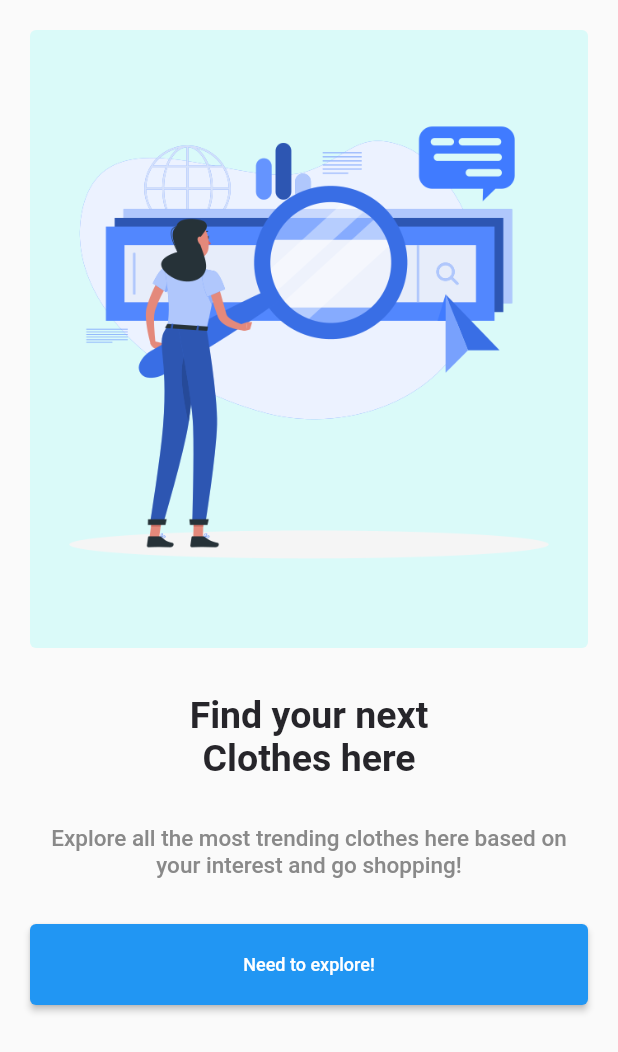
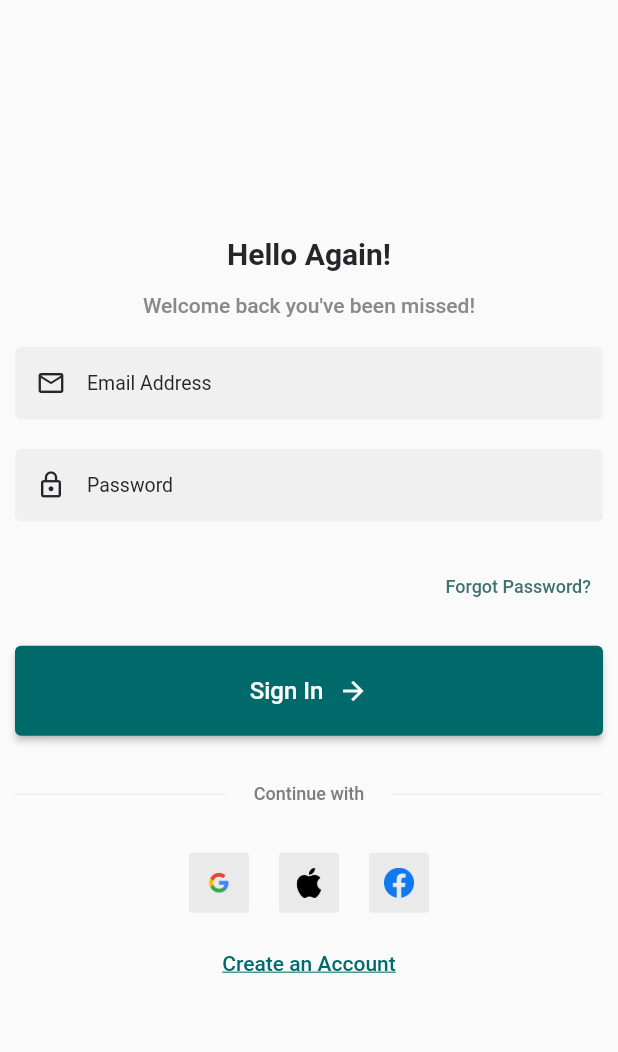
Before and after one commit to Ami7Upadhyay/shopping, a Flutter app: the screen it shows after launch, after a tap on "Need to explore!", on a phone screen of 412 x 824 dp. Shown: the top 1052 px of the screen. Run offline on Flutter 3.47's test engine with Material 2 defaults, Android fonts, the phone set to English and light mode, and no system bars.

Commit message:
added login page

```diff
--- /dev/null
+++ b/lib/component/animation_component/custom_route_animation.dart
@@ -0,0 +1,16 @@
+import 'package:flutter/material.dart';
+
+class CustomRoute<T> extends MaterialPageRoute<T> {
+  CustomRoute({required WidgetBuilder builder, RouteSettings? settings})
+      : super(builder: builder, settings: settings);
+
+  @override
+  Widget buildTransitions(BuildContext context, Animation<double> animation,
+      Animation<double> secondaryAnimation, Widget child) {
+    final tween =
+        Tween<double>(begin: 0, end: MediaQuery.of(context).size.height);
+    final scale = animation.drive(tween);
+
+    return ScaleTransition(scale: scale, child: child);
+  }
+}
--- a/lib/component/custom_button.dart
+++ b/lib/component/custom_button.dart
@@ -27,7 +27,7 @@ class CustomButton extends StatelessWidget {
             onPressed();
           },
           style: ElevatedButton.styleFrom(
-              primary: ThemeData().primaryColor, padding: padding),
+              primary: Theme.of(context).primaryColor, padding: padding),
           child: child),
     );
   }
--- a/lib/component/custom_text.dart
+++ b/lib/component/custom_text.dart
@@ -8,13 +8,15 @@ class CustomText extends StatelessWidget {
   final double? fontSize;
   final FontWeight? fontWeight;
   final TextAlign? textAlign;
+  final TextDecoration? textDecoration;
   const CustomText(
       {Key? key,
       required this.text,
       this.color,
       this.fontSize,
       this.fontWeight,
-      this.textAlign})
+      this.textAlign,
+      this.textDecoration})
       : super(key: key);
 
   @override
@@ -22,8 +24,12 @@ class CustomText extends StatelessWidget {
     return Text(
       text,
       textAlign: textAlign,
-      style:
-          TextStyle(color: color, fontSize: fontSize, fontWeight: fontWeight),
+      style: TextStyle(
+        color: color,
+        decoration: textDecoration,
+        fontSize: fontSize,
+        fontWeight: fontWeight,
+      ),
     );
   }
 }
--- /dev/null
+++ b/lib/component/custom_text_field.dart
@@ -0,0 +1,66 @@
+import 'package:flutter/material.dart';
+import 'package:flutter/src/foundation/key.dart';
+import 'package:flutter/src/widgets/framework.dart';
+import 'package:shopping/core/app_color.dart';
+
+class CustomTextField extends StatefulWidget {
+  final String? hintText;
+  final Widget? prefixIcon;
+  const CustomTextField({Key? key, this.hintText, this.prefixIcon})
+      : super(key: key);
+
+  @override
+  State<CustomTextField> createState() => _CustomTextFieldState();
+}
+
+class _CustomTextFieldState extends State<CustomTextField>
+    with TickerProviderStateMixin {
+  late AnimationController fieldErrorAnimationController;
+  late Animation<Offset> errorShakeAnimation;
+
+  @override
+  void initState() {
+    fieldErrorAnimationController = AnimationController(
+        vsync: this, duration: const Duration(milliseconds: 100));
+    // var curved1 =
+    //     CurvedAnimation(parent: animationController, curve: Curves.bounceInOut);
+    errorShakeAnimation =
+        Tween<Offset>(begin: const Offset(0, 0), end: const Offset(0.03, 0))
+            .animate(fieldErrorAnimationController);
+    super.initState();
+  }
+
+  @override
+  void dispose() {
+    fieldErrorAnimationController.dispose();
+    super.dispose();
+  }
+
+  @override
+  Widget build(BuildContext context) {
+    return SlideTransition(
+      position: errorShakeAnimation,
+      child: TextFormField(
+        autovalidateMode: AutovalidateMode.onUserInteraction,
+        style: const TextStyle(
+          color: color26252A,
+          fontSize: 13,
+          fontWeight: FontWeight.w400,
+        ),
+        validator: (value) {
+          fieldErrorAnimationController
+              .forward()
+              .then((value) => fieldErrorAnimationController.reverse());
+          if (value?.isEmpty ?? false) {
+            return "field can't be empty";
+          }
+          return null;
+        },
+        decoration: InputDecoration(
+          hintText: widget.hintText,
+          prefixIcon: widget.prefixIcon,
+        ),
+      ),
+    );
+  }
+}
--- a/lib/core/app_color.dart
+++ b/lib/core/app_color.dart
@@ -3,3 +3,9 @@ import 'dart:ui';
 const colorDAFAF9 = Color(0xffDAFAF9);
 const color26252A = Color(0xff26252A);
 const color898989 = Color(0xff898989);
+const colorF0F0F0 = Color(0xffF0F0F0);
+const color434546 = Color(0xff434546);
+const color7D7D7D = Color(0xff7D7D7D);
+const color575759 = Color(0xff575759);
+const color3D7172 = Color(0xff3D7172);
+const colorEAEAEA = Color(0xffEAEAEA);
--- a/lib/core/app_theme.dart
+++ b/lib/core/app_theme.dart
@@ -1,8 +1,28 @@
 import 'package:flutter/material.dart';
+import 'package:shopping/core/app_color.dart';
 
 class AppTheme {
   static final lightTheme = ThemeData(
       primaryColor: const Color(0xff006a6a),
+      textSelectionTheme: const TextSelectionThemeData(
+        cursorColor: color26252A,
+      ),
+      inputDecorationTheme: const InputDecorationTheme(
+          filled: true,
+          fillColor: colorF0F0F0,
+          isDense: true,
+          prefixIconColor: color26252A,
+          hintStyle: TextStyle(
+            color: color26252A,
+            fontSize: 13,
+            fontWeight: FontWeight.w400,
+          ),
+          focusedBorder:
+              OutlineInputBorder(borderSide: BorderSide(color: colorF0F0F0)),
+          enabledBorder:
+              OutlineInputBorder(borderSide: BorderSide(color: colorF0F0F0)),
+          border:
+              OutlineInputBorder(borderSide: BorderSide(color: colorF0F0F0))),
       buttonTheme: ButtonThemeData(
         shape: RoundedRectangleBorder(borderRadius: BorderRadius.circular(4)),
         buttonColor: const Color(0xff006a6a),
--- a/lib/main.dart
+++ b/lib/main.dart
@@ -1,5 +1,6 @@
 import 'package:flutter/material.dart';
 import 'package:shopping/core/app_theme.dart';
+import 'package:shopping/ui/login_page.dart';
 
 import 'ui/explore.dart';
 
--- a/lib/ui/explore.dart
+++ b/lib/ui/explore.dart
@@ -6,6 +6,7 @@ import 'package:shopping/component/custom_aseet_image.dart';
 import 'package:shopping/component/custom_button.dart';
 import 'package:shopping/component/custom_text.dart';
 import 'package:shopping/core/app_color.dart';
+import 'package:shopping/ui/login_page.dart';
 
 class ExporePage extends StatelessWidget {
   const ExporePage({Key? key}) : super(key: key);
@@ -26,7 +27,7 @@ class ExporePage extends StatelessWidget {
           const SizedBox(height: 30),
           _description(),
           const SizedBox(height: 30),
-          _exploreBtn()
+          _exploreBtn(context)
         ],
       ),
     );
@@ -67,7 +68,7 @@ Clothes here''',
     );
   }
 
-  Widget _exploreBtn() {
+  Widget _exploreBtn(BuildContext context) {
     return CustomButton(
         width: double.infinity,
         padding: const EdgeInsets.symmetric(vertical: 20),
@@ -76,6 +77,9 @@ Clothes here''',
           color: Colors.white,
           fontSize: 12,
         ),
-        onPressed: () {});
+        onPressed: () {
+          Navigator.push(context,
+              MaterialPageRoute(builder: (context) => const LoginPage()));
+        });
   }
 }
--- /dev/null
+++ b/lib/ui/login_page.dart
@@ -0,0 +1,227 @@
+import 'package:flutter/cupertino.dart';
+import 'package:flutter/material.dart';
+import 'package:flutter/src/foundation/key.dart';
+import 'package:flutter/src/widgets/framework.dart';
+import 'package:shopping/component/custom_aseet_image.dart';
+import 'package:shopping/component/custom_text.dart';
+import 'package:shopping/component/custom_text_field.dart';
+import 'package:shopping/core/app_color.dart';
+
+import '../component/custom_button.dart';
+import "package:shopping/core/extension.dart";
+
+enum Social { google, apple, facebook }
+
+class LoginPage extends StatefulWidget {
+  const LoginPage({Key? key}) : super(key: key);
+
+  @override
+  State<LoginPage> createState() => _LoginPageState();
+}
+
+class _LoginPageState extends State<LoginPage> with TickerProviderStateMixin {
+  List<Social> socilaLogin = [Social.google, Social.apple, Social.facebook];
+  final _key = GlobalKey<FormState>();
+  late AnimationController animationController;
+  late Animation<Offset> sildeArrowAnimation;
+
+  @override
+  void initState() {
+    animationController =
+        AnimationController(vsync: this, duration: const Duration(seconds: 3));
+    var curved = CurvedAnimation(
+        parent: animationController, curve: Curves.easeInOutCubic);
+    sildeArrowAnimation =
+        Tween<Offset>(begin: Offset.zero, end: const Offset(50, 0))
+            .animate(curved);
+    super.initState();
+  }
+
+  @override
+  void dispose() {
+    animationController.dispose();
+    super.dispose();
+  }
+
+  @override
+  Widget build(BuildContext context) {
+    return Scaffold(
+      body: _buildContent(),
+    );
+  }
+
+  Widget _buildContent() {
+    return Container(
+      alignment: Alignment.center,
+      padding: const EdgeInsets.symmetric(vertical: 20, horizontal: 10),
+      child: Column(
+        crossAxisAlignment: CrossAxisAlignment.center,
+        mainAxisAlignment: MainAxisAlignment.center,
+        children: [
+          _titile(),
+          const SizedBox(height: 15),
+          _subTitile(),
+          _emailAndPasswordField(),
+          _forgotPassword(),
+          const SizedBox(height: 15),
+          _signInBtn(),
+          _continueWith(),
+          _buildSocialLogin(),
+          _createAnAccount()
+        ],
+      ),
+    );
+  }
+
+  Widget _titile() {
+    return const CustomText(
+      text: "Hello Again!",
+      textAlign: TextAlign.center,
+      fontSize: 20,
+      color: color26252A,
+      fontWeight: FontWeight.bold,
+    );
+  }
+
+  Widget _subTitile() {
+    return const CustomText(
+      text: "Welcome back you've been missed!",
+      fontSize: 14,
+      color: color898989,
+      fontWeight: FontWeight.w500,
+    );
+  }
+
+  Widget _forgotPassword() {
+    return Align(
+      alignment: Alignment.centerRight,
+      child: TextButton(
+          onPressed: () {},
+          child: const CustomText(
+            text: "Forgot Password?",
+            fontSize: 12,
+            color: color3D7172,
+            fontWeight: FontWeight.w500,
+          )),
+    );
+  }
+
+  Widget _emailAndPasswordField() {
+    return Padding(
+      padding: const EdgeInsets.symmetric(vertical: 20),
+      child: Form(
+        key: _key,
+        child: Column(
+          children: const [
+            CustomTextField(
+              hintText: 'Email Address',
+              prefixIcon: Icon(Icons.email_outlined, size: 20),
+            ),
+            SizedBox(height: 20),
+            CustomTextField(
+              hintText: "Password",
+              prefixIcon: Icon(Icons.lock_outline, size: 20),
+            ),
+          ],
+        ),
+      ),
+    );
+  }
+
+  Widget _signInBtn() {
+    return CustomButton(
+        width: double.infinity,
+        padding: const EdgeInsets.symmetric(vertical: 20),
+        child: Row(
+          mainAxisAlignment: MainAxisAlignment.center,
+          children: [
+            const CustomText(
+              text: "Sign In",
+              color: Colors.white,
+              fontSize: 16,
+            ),
+            const SizedBox(width: 10),
+            SlideTransition(
+              position: sildeArrowAnimation,
+              child: const Icon(
+                Icons.arrow_forward_sharp,
+                size: 20,
+              ),
+            )
+          ],
+        ),
+        onPressed: () {
+          if (_key.currentState?.validate() ?? false) {
+            animationController.forward();
+          }
+        });
+  }
+
+  Widget _continueWith() {
+    return Padding(
+      padding: const EdgeInsets.symmetric(vertical: 15),
+      child: Row(
+        children: [
+          const Flexible(child: Divider(color: colorEAEAEA)),
+          Padding(
+            padding: const EdgeInsets.symmetric(horizontal: 10),
+            child: TextButton(
+                onPressed: () {},
+                child: const CustomText(
+                  text: "Continue with",
+                  fontSize: 12,
+                  color: color7D7D7D,
+                  fontWeight: FontWeight.w500,
+                )),
+          ),
+          const Flexible(child: Divider(color: colorEAEAEA)),
+        ],
+      ),
+    );
+  }
+
+  Widget _createAnAccount() {
+    return Align(
+      alignment: Alignment.center,
+      child: TextButton(
+          onPressed: () {},
+          child: CustomText(
+            text: "Create an Account",
+            fontSize: 14,
+            textDecoration: TextDecoration.underline,
+            color: Theme.of(context).primaryColor,
+            fontWeight: FontWeight.w500,
+          )),
+    );
+  }
+
+  Widget _buildSocialLogin() {
+    return Container(
+      margin: const EdgeInsets.only(bottom: 10),
+      width: double.infinity,
+      child: Wrap(
+        alignment: WrapAlignment.center,
+        spacing: 20,
+        children: List.generate(socilaLogin.length, (index) {
+          return InkWell(
+            onTap: () {},
+            child: _buildSocialContainer(social: socilaLogin[index]),
+          );
+        }),
+      ),
+    );
+  }
+
+  Widget _buildSocialContainer({required Social social}) {
+    return Container(
+      padding: const EdgeInsets.all(10),
+      decoration: BoxDecoration(
+          color: colorEAEAEA, borderRadius: BorderRadius.circular(2)),
+      child: CustomAssetImage(
+        height: 20,
+        width: 20,
+        imageName: social.name,
+      ),
+    );
+  }
+}
```
Also changed, not shown: images/apple.png (added), images/facebook.png (added), images/google.png (added).
